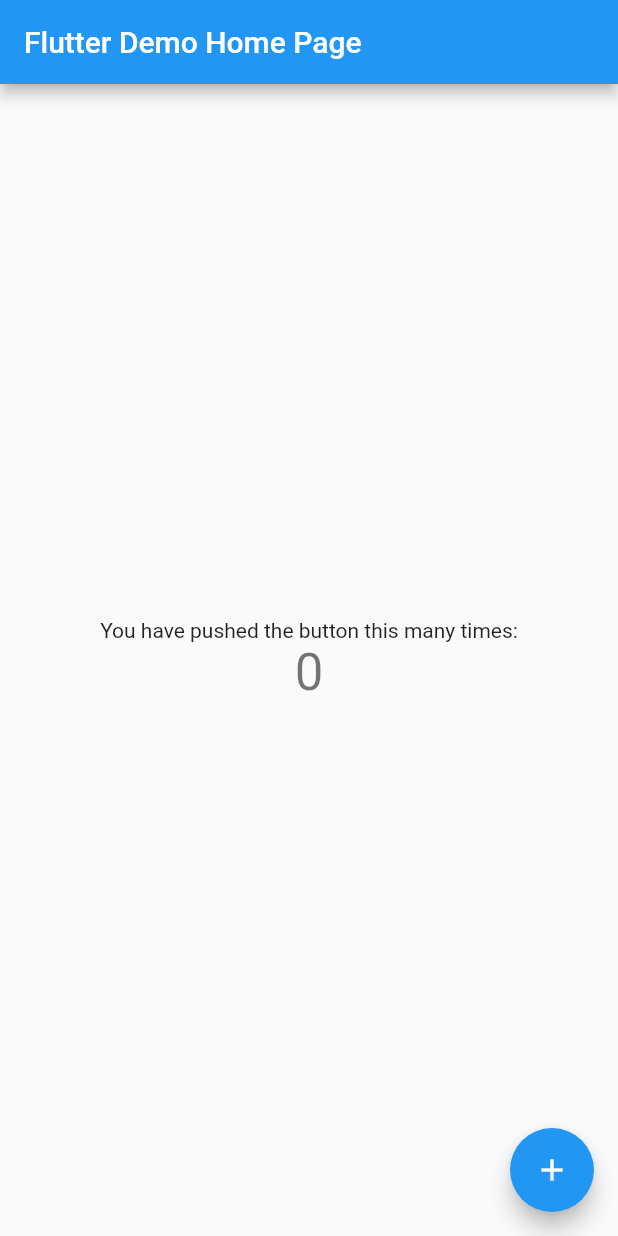
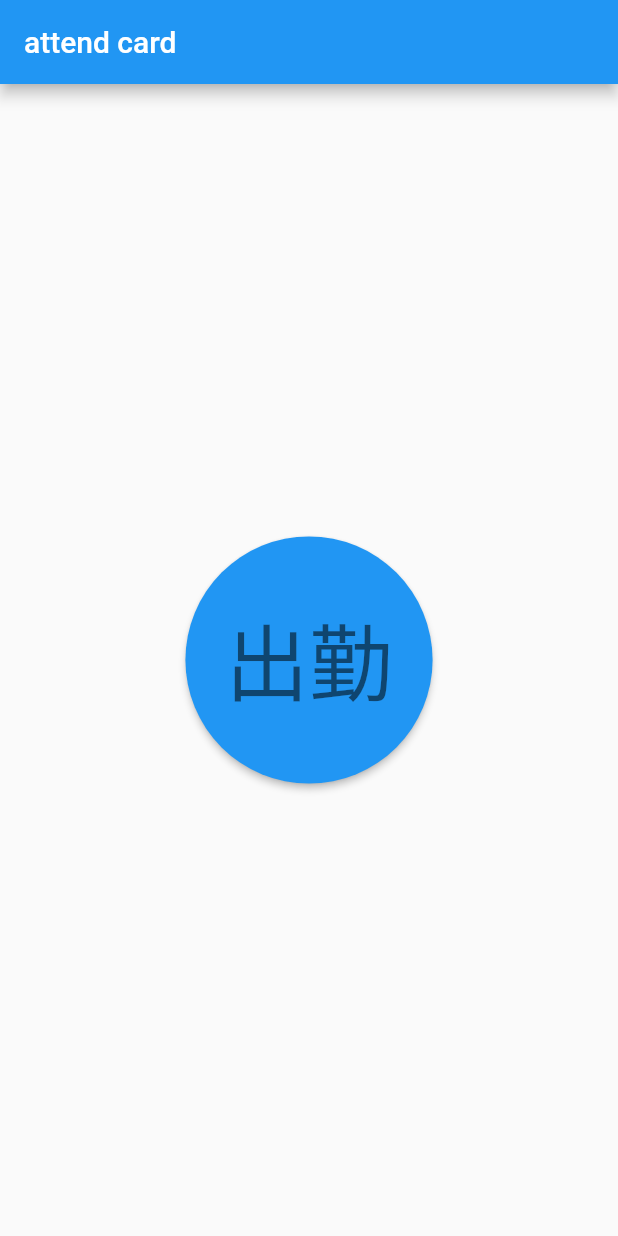
Before and after one commit to Pregum/attend_recorder, a Flutter app: the screen it shows after launch, on a phone screen of 412 x 824 dp. Run offline on Flutter 3.47's test engine with Material 2 defaults, Android fonts, the light colour scheme and no system bars; our stand-ins replace hive_flutter; accounts and stored records are empty.

Commit message:
add: 勤怠関連のクラスを追加

```diff
--- /dev/null
+++ b/lib/attend_info.dart
@@ -0,0 +1,30 @@
+import 'package:hive_flutter/hive_flutter.dart';
+
+part 'attend_info.g.dart';
+
+@HiveType(typeId: 1)
+class AttendInfo {
+  @HiveField(0)
+  int? id;
+
+  @HiveField(1)
+  late final DateTime createdAt;
+  @HiveField(2)
+  late final DateTime startAt;
+  @HiveField(3)
+  late DateTime endAt;
+  @HiveField(4)
+  bool isPunchClock;
+
+  AttendInfo({
+    this.id,
+    createdAt,
+    startAt,
+    endAt,
+    this.isPunchClock = false,
+  }) {
+    this.createdAt = createdAt ?? DateTime.now();
+    this.startAt = startAt ?? DateTime.now();
+    this.endAt = endAt ?? DateTime.now();
+  }
+}
--- a/lib/main.dart
+++ b/lib/main.dart
@@ -1,6 +1,13 @@
+import 'dart:math';
+
+import 'package:attendance_recoder/attend_info.dart';
+import 'package:attendance_recoder/attend_info_service.dart';
 import 'package:flutter/material.dart';
+import 'package:hive_flutter/hive_flutter.dart';
 
-void main() {
+Future<void> main() async {
+  await Hive.initFlutter();
+  Hive.registerAdapter(AttendInfoAdapter());
   runApp(const MyApp());
 }
 
@@ -14,7 +21,7 @@
       theme: ThemeData(
         primarySwatch: Colors.blue,
       ),
-      home: const MyHomePage(title: 'Flutter Demo Home Page'),
+      home: const MyHomePage(title: 'attend card'),
     );
   }
 }
@@ -29,12 +36,9 @@
 }
 
 class _MyHomePageState extends State<MyHomePage> {
-  int _counter = 0;
-
-  void _incrementCounter() {
-    setState(() {
-      _counter++;
-    });
+  Future<AttendInfo?> _hasWorked() async {
+    final ret = await AttendInfoService.ins.getByStartAt(DateTime.now());
+    return ret;
   }
 
   @override
@@ -47,21 +51,83 @@
         child: Column(
           mainAxisAlignment: MainAxisAlignment.center,
           children: <Widget>[
-            const Text(
-              'You have pushed the button this many times:',
-            ),
-            Text(
-              '$_counter',
-              style: Theme.of(context).textTheme.headline4,
+            FutureBuilder(
+              builder:
+                  (BuildContext context, AsyncSnapshot<AttendInfo?> snapshot) {
+                if (snapshot.data != null) {
+                  var targetAttendInfo = snapshot.data!;
+                  if (targetAttendInfo.isPunchClock) {
+                    return SizedBox(
+                      height: min(MediaQuery.of(context).size.height * 0.3,
+                          MediaQuery.of(context).size.width * 0.4),
+                      width: min(MediaQuery.of(context).size.height * 0.3,
+                          MediaQuery.of(context).size.width * 0.4),
+                      child: const ElevatedButton(
+                        onPressed: null,
+                        child: Text('退勤済みです！'),
+                      ),
+                    );
+                  } else {
+                    return SizedBox(
+                      height: min(MediaQuery.of(context).size.height * 0.3,
+                          MediaQuery.of(context).size.width * 0.4),
+                      width: min(MediaQuery.of(context).size.height * 0.3,
+                          MediaQuery.of(context).size.width * 0.4),
+                      child: ElevatedButton(
+                        style: ElevatedButton.styleFrom(
+                            minimumSize: const Size(100, 100),
+                            shape: const CircleBorder()),
+                        onPressed: () async {
+                          targetAttendInfo.endAt = DateTime.now();
+                          targetAttendInfo.isPunchClock = true;
+                          await AttendInfoService.ins.upsert(targetAttendInfo);
+                          if (mounted) {
+                            const sb = SnackBar(content: Text('退勤しました！'));
+                            ScaffoldMessenger.of(context).showSnackBar(sb);
+                            setState(() {});
+                          }
+                        },
+                        child: Text(
+                          '退勤',
+                          style: Theme.of(context).textTheme.displayMedium,
+                        ),
+                      ),
+                    );
+                  }
+                } else {
+                  return SizedBox(
+                    height: min(MediaQuery.of(context).size.height * 0.3,
+                        MediaQuery.of(context).size.width * 0.4),
+                    width: min(MediaQuery.of(context).size.height * 0.3,
+                        MediaQuery.of(context).size.width * 0.4),
+                    child: ElevatedButton(
+                      style: ElevatedButton.styleFrom(
+                        minimumSize: const Size(100, 100),
+                        shape: const CircleBorder(),
+                      ),
+                      onPressed: () async {
+                        final newAttendInfo = AttendInfo(isPunchClock: false);
+                        await AttendInfoService.ins.add(newAttendInfo);
+                        if (mounted) {
+                          const sb = SnackBar(content: Text('出勤しました！'));
+                          ScaffoldMessenger.of(context).showSnackBar(sb);
+                          setState(() {});
+                        }
+                      },
+                      child: Text(
+                        '出勤',
+                        style: Theme.of(context).textTheme.displayMedium,
+                      ),
+                    ),
+                  );
+                }
+              },
+              future: _hasWorked(),
+              initialData: null,
             ),
           ],
         ),
       ),
-      floatingActionButton: FloatingActionButton(
-        onPressed: _incrementCounter,
-        tooltip: 'Increment',
-        child: const Icon(Icons.add),
-      ),
     );
   }
 }
```
Also changed, not shown: lib/attend_info_service.dart (added, +53 -0 lines), lib/attend_info.g.dart (added), 1 other file.
